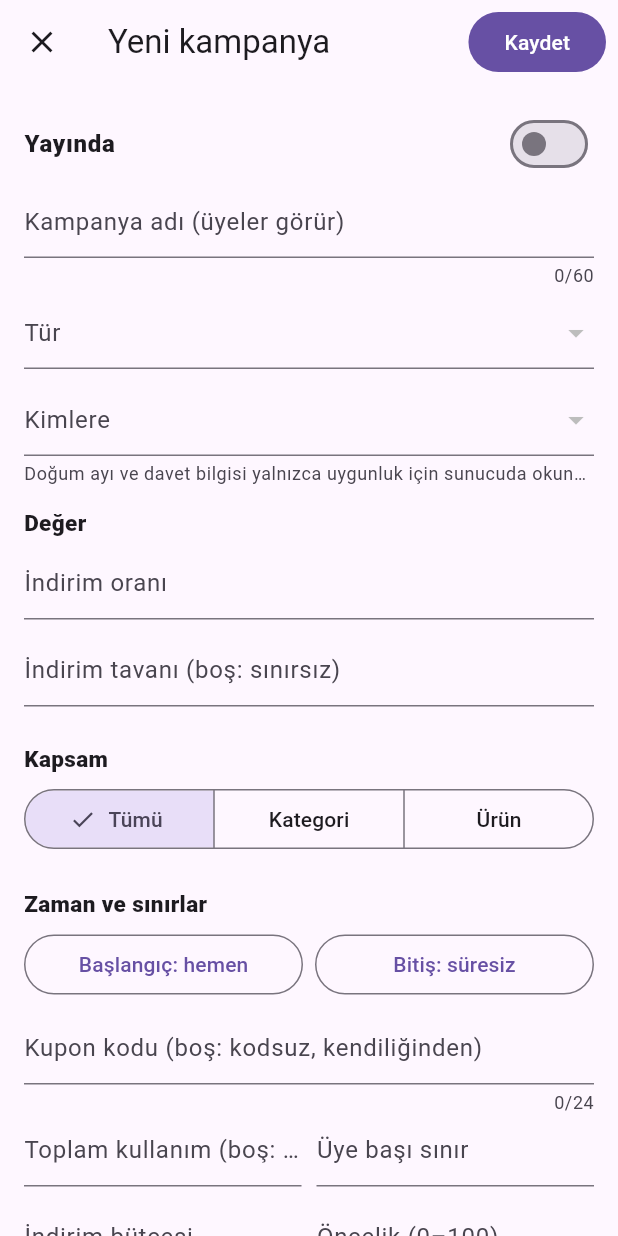
After one commit to tlghn/hadicrew, a Flutter app: the StoreCampaignsAdminTab screen opened directly, after a tap on "Yeni kampanya", on a phone screen of 412 x 824 dp. The commit adds this screen. Run offline on Flutter 3.47's test engine with Material 3 defaults, Android fonts, the phone set to English and light mode, and no system bars; our stand-ins replace cached_network_image, cloud_firestore, cloud_functions, file_picker, firebase_auth, firebase_core and 4 more; missing offline and left inert: dart:js_interop, hadi, pointer_interceptor, video_thumbnail; accounts and stored records are empty.

Commit message:
HADİ Mağaza: tam ekran ve 3B görünüm, tek "Sepete ekle", beğeni/favori/yorum/değerlendirme, kampanya ve kuponlar, Crew kampanya ve yorum ekranları

```diff
--- /dev/null
+++ b/lib/ops/store/store_campaigns_admin.dart
@@ -0,0 +1,491 @@
+// HADİ Crew — Mağaza kampanyaları (24 Ekim 2026): liste, oluştur/düzenle, durdur/başlat, sil, örnekleri ekle, kullanım
+// istatistikleri (kullanım, verilen indirim, kampanyalı ciro). Sunucu: `store` › adminCampaigns / adminCampaignSave /
+// adminCampaignToggle / adminCampaignDelete / adminCampaignSeed (store_marketing.ts; hesap commerce_engine.ts).
+// Fiyat her zaman sunucuda hesaplanır; bu ekran yalnızca kuralları yönetir. Yetki: kurucu ya da store.manage.
+import 'package:flutter/material.dart';
+
+import 'package:hadi/core/format.dart';
+import 'package:hadi/core/session.dart';
+import 'package:hadi/data/store_service.dart' show StoreService, kStoreAudiences, kStoreCampaignTypes;
+import 'package:hadi/theme/hadi_colors.dart';
+
+import 'store_admin_common.dart';
+
+StoreService _svc(BuildContext context) => StoreService.of(SessionScope.read(context).services);
+
+class StoreCampaignsAdminTab extends StatefulWidget {
+  const StoreCampaignsAdminTab({super.key, this.embedded = true});
+  final bool embedded;
+
+  @override
+  State<StoreCampaignsAdminTab> createState() => _StoreCampaignsAdminTabState();
+}
+
+class _StoreCampaignsAdminTabState extends State<StoreCampaignsAdminTab> {
+  List<Map<String, dynamic>>? _list;
+  String? _error;
+  final _busy = <String>{};
+
+  @override
+  void didChangeDependencies() {
+    super.didChangeDependencies();
+    if (_list == null && _error == null) _load();
+  }
+
+  Future<void> _load() async {
+    try {
+      final r = await _svc(context).adminCampaigns();
+      if (mounted) {
+        setState(() {
+          _list = storeList(r['campaigns']);
+          _error = null;
+        });
+      }
+    } catch (e) {
+      if (mounted) setState(() => _error = storeError(e));
+    }
+  }
+
+  Future<void> _run(String key, Future<void> Function() f, String ok) async {
+    setState(() => _busy.add(key));
+    try {
+      await f();
+      if (mounted) storeToast(context, ok);
+      await _load();
+    } catch (e) {
+      if (mounted) storeToast(context, e is StateError ? e.message : storeError(e));
+    } finally {
+      if (mounted) setState(() => _busy.remove(key));
+    }
+  }
+
+  Future<void> _edit([Map<String, dynamic>? c]) async {
+    final saved = await Navigator.of(context).push<bool>(MaterialPageRoute(fullscreenDialog: true, builder: (_) => _CampaignEditor(initial: c)));
+    if (saved == true) await _load();
+  }
+
+  @override
+  Widget build(BuildContext context) {
+    final list = _list;
+    final body = RefreshIndicator(
+      onRefresh: _load,
+      child: ListView(padding: const EdgeInsets.fromLTRB(16, 12, 16, 32), children: [
+        Wrap(spacing: 8, runSpacing: 8, children: [
+          FilledButton.icon(onPressed: () => _edit(), icon: const Icon(Icons.add_rounded), label: const Text('Yeni kampanya')),
+          OutlinedButton.icon(
+            onPressed: _busy.contains('seed')
+                ? null
+                : () {
+                    final svc = _svc(context);
+                    _run('seed', () async {
+                      final n = await svc.adminCampaignSeed();
+                      if (n == 0) throw StateError('Örnekler zaten ekli.');
+                    }, 'Örnek kampanyalar KAPALI olarak eklendi; incele, düzenle, sonra başlat.');
+                  },
+            icon: const Icon(Icons.auto_awesome_outlined),
+            label: const Text('Örnekleri ekle'),
+          ),
+        ]),
+        const SizedBox(height: 8),
+        Text(
+          'İndirimler sunucuda, işletme siparişleriyle aynı kampanya motoruyla hesaplanır: uygun kampanyaların üye lehine en iyi birleşimi uygulanır. '
+          '"Birleşmez" kampanyalar başka indirimle üst üste binmez. Kupon kodları büyük/küçük harf ve İ/I farkı gözetmez.',
+          style: TextStyle(color: HadiColors.ink3, fontSize: 12.5),
+        ),
+        const SizedBox(height: 12),
+        if (_error != null) Text(_error!, style: TextStyle(color: HadiColors.text(HadiColors.error))),
+        if (list == null && _error == null) const Padding(padding: EdgeInsets.all(32), child: Center(child: CircularProgressIndicator())),
+        if (list != null && list.isEmpty) const Padding(padding: EdgeInsets.all(24), child: Center(child: Text('Henüz kampanya yok.'))),
+        for (final c in list ?? const <Map<String, dynamic>>[]) _CampaignCard(
+          c: c,
+          busy: _busy.contains('${c['id']}'),
+          onToggle: (v) => _run('${c['id']}', () => _svc(context).adminCampaignToggle('${c['id']}', v), v ? 'Kampanya başladı.' : 'Kampanya durduruldu.'),
+          onEdit: () => _edit(c),
+          onDelete: () async {
+            final ok = await showDialog<bool>(
+              context: context,
+              builder: (d) => AlertDialog(
+                title: const Text('Kampanya silinsin mi?'),
+                content: const Text('Kullanılmış kampanyalar istatistik için arşivlenir (kapalı); hiç kullanılmamışlar tamamen silinir.'),
+                actions: [
+                  TextButton(onPressed: () => Navigator.pop(d, false), child: const Text('Vazgeç')),
+                  FilledButton(onPressed: () => Navigator.pop(d, true), child: const Text('Sil')),
+                ],
+              ),
+            );
+            if (ok == true && context.mounted) await _run('${c['id']}', () => _svc(context).adminCampaignDelete('${c['id']}'), 'Silindi.');
+          },
+        ),
+      ]),
+    );
+    return widget.embedded ? body : Scaffold(appBar: AppBar(title: const Text('Mağaza kampanyaları')), body: body);
+  }
+}
+
+String _typeLabel(String t) => kStoreCampaignTypes[t] ?? t;
+String _audLabel(String a) => kStoreAudiences[a] ?? a;
+
+class _CampaignCard extends StatelessWidget {
+  const _CampaignCard({required this.c, required this.busy, required this.onToggle, required this.onEdit, required this.onDelete});
+  final Map<String, dynamic> c;
+  final bool busy;
+  final ValueChanged<bool> onToggle;
+  final VoidCallback onEdit, onDelete;
+
+  @override
+  Widget build(BuildContext context) {
+    final active = c['active'] == true;
+    final st = storeMap(c['stats']);
+    final starts = storeTime(c['startsAt']), ends = storeTime(c['endsAt']);
+    final expired = ends != null && ends.isBefore(DateTime.now());
+    final scope = storeMap(c['scope']);
+    final scopeText = switch ('${scope['kind'] ?? 'all'}') {
+      'sections' => 'Kategoriler: ${[for (final x in (scope['sections'] as List? ?? const [])) storeCategoryLabel('$x')].join(', ')}',
+      'items' => 'Ürünler: ${(scope['items'] as List? ?? const []).join(', ')}',
+      _ => 'Tüm mağaza',
+    };
+    final t = Theme.of(context).textTheme;
+    return Padding(
+      padding: const EdgeInsets.only(bottom: 10),
+      child: StoreCard(
+        child: Column(crossAxisAlignment: CrossAxisAlignment.start, children: [
+          Row(children: [
+            Expanded(
+              child: Column(crossAxisAlignment: CrossAxisAlignment.start, children: [
+                Text('${c['label'] ?? ''}', style: const TextStyle(fontWeight: FontWeight.w900, fontSize: 15.5)),
+                Text('${c['badge'] ?? _typeLabel('${c['type']}')} · ${_typeLabel('${c['type']}')}', style: t.bodySmall?.copyWith(color: HadiColors.ink3)),
+              ]),
+            ),
+            if (busy) const SizedBox(width: 20, height: 20, child: CircularProgressIndicator(strokeWidth: 2)) else Switch(value: active, onChanged: onToggle),
+          ]),
+          const SizedBox(height: 6),
+          Wrap(spacing: 6, runSpacing: 6, children: [
+            _Tag(active ? (expired ? 'Süresi doldu' : 'Yayında') : 'Durduruldu', expired ? HadiColors.ink3 : (active ? HadiColors.dostluk : HadiColors.ink3)),
+            _Tag(_audLabel('${c['audience'] ?? 'all'}'), HadiColors.aktivite),
+            if ('${c['couponCode'] ?? ''}'.isNotEmpty) _Tag('Kupon: ${c['couponCode']}', HadiColors.iletisim),
+            if (c['digital'] == true) _Tag('Dijitale de', HadiColors.aktivite),
+            if (c['stackable'] == true) _Tag('Birleşir', HadiColors.heyecan),
+            if (c['banner'] is Map) _Tag('Vitrinde bant', HadiColors.pink),
+          ]),
+          const SizedBox(height: 6),
+          Text(scopeText, style: t.bodySmall),
+          if (starts != null || ends != null) Text('${starts == null ? 'Hemen' : dateTimeLong(starts)} → ${ends == null ? 'süresiz' : dateTimeLong(ends)}', style: t.bodySmall),
+          const SizedBox(height: 8),
+          Wrap(spacing: 14, runSpacing: 4, children: [
+            _Stat('Kullanım', '${storeNum(st['used']).toInt()}${storeNum(c['usageLimit']) > 0 ? ' / ${storeNum(c['usageLimit']).toInt()}' : ''}'),
+            _Stat('Verilen indirim', money(storeNum(st['spentTl']))),
+            _Stat('Kampanyalı ciro', money(storeNum(st['revenueTl']))),
+            if (storeNum(c['stockLimit']) > 0) _Stat('Flaş stok', '${storeNum(st['stockUsed']).toInt()} / ${storeNum(c['stockLimit']).toInt()}'),
+            if (storeNum(st['digitalElmas']) > 0) _Stat('Dijital indirim', '${storeNum(st['digitalElmas']).toInt()}💎'),
+          ]),
+          Row(mainAxisAlignment: MainAxisAlignment.end, children: [
+            TextButton.icon(onPressed: onEdit, icon: const Icon(Icons.edit_outlined, size: 18), label: const Text('Düzenle')),
+            TextButton.icon(onPressed: onDelete, icon: Icon(Icons.delete_outline_rounded, size: 18, color: HadiColors.text(HadiColors.error)), label: Text('Sil', style: TextStyle(color: HadiColors.text(HadiColors.error)))),
+          ]),
+        ]),
+      ),
+    );
+  }
+}
+
+class _Tag extends StatelessWidget {
+  const _Tag(this.text, this.color);
+  final String text;
+  final Color color;
+
+  @override
+  Widget build(BuildContext context) => Container(
+        padding: const EdgeInsets.symmetric(horizontal: 8, vertical: 2),
+        decoration: BoxDecoration(color: HadiColors.wash(color), borderRadius: BorderRadius.circular(99)),
+        child: Text(text, style: TextStyle(color: HadiColors.text(color), fontWeight: FontWeight.w800, fontSize: 11.5)),
+      );
+}
+
+class _Stat extends StatelessWidget {
+  const _Stat(this.label, this.value);
+  final String label, value;
+
+  @override
+  Widget build(BuildContext context) => Column(crossAxisAlignment: CrossAxisAlignment.start, mainAxisSize: MainAxisSize.min, children: [
+        Text(label, style: TextStyle(fontSize: 11.5, color: HadiColors.ink3)),
+        Text(value, style: const TextStyle(fontWeight: FontWeight.w900)),
+      ]);
+}
+
+// ============================================================================ düzenleyici
+
+class _CampaignEditor extends StatefulWidget {
+  const _CampaignEditor({this.initial});
+  final Map<String, dynamic>? initial;
+
+  @override
+  State<_CampaignEditor> createState() => _CampaignEditorState();
+}
+
+class _CampaignEditorState extends State<_CampaignEditor> {
+  late final Map<String, dynamic> _c = {...?widget.initial};
+  late String _type = '${_c['type'] ?? 'pct'}';
+  late String _aud = '${_c['audience'] ?? 'all'}';
+  late String _scope = '${storeMap(_c['scope'])['kind'] ?? 'all'}';
+  late final Set<String> _sections = {for (final x in (storeMap(_c['scope'])['sections'] as List? ?? const [])) '$x'};
+  late final Set<String> _items = {for (final x in (storeMap(_c['scope'])['items'] as List? ?? const [])) '$x'};
+  late bool _active = _c['active'] == true;
+  late bool _stackable = _c['stackable'] == true;
+  late bool _digital = _c['digital'] == true;
+  late bool _banner = _c['banner'] is Map;
+  late DateTime? _starts = storeTime(_c['startsAt']);
+  late DateTime? _ends = storeTime(_c['endsAt']);
+  final _f = <String, TextEditingController>{};
+  List<(String, String)> _products = const [];
+  final _bundle = <(TextEditingController, TextEditingController)>[];
+  bool _saving = false;
+
+  TextEditingController _t(String k, [Object? init]) => _f.putIfAbsent(k, () {
+        final v = init ?? _c[k];
+        return TextEditingController(text: v == null || v == 0 || '$v' == '0' ? '' : '$v');
+      });
+
+  @override
+  void initState() {
+    super.initState();
+    final b = storeMap(_c['banner']);
+    _t('bannerTitle', b['title']);
+    _t('bannerSubtitle', b['subtitle']);
+    _t('bannerColor', b['color'] ?? '#F2801F');
+    _t('bannerProduct', b['productId']);
+    final bundle = storeMap(_c['bundle']);
+    for (final x in storeList(bundle['items'])) {
+      _bundle.add((TextEditingController(text: '${x['name'] ?? ''}'), TextEditingController(text: '${x['qty'] ?? 1}')));
+    }
+    if (_bundle.isEmpty) _bundle.add((TextEditingController(), TextEditingController(text: '1')));
+    _t('bundlePrice', bundle['priceTl']);
+    WidgetsBinding.instance.addPostFrameCallback((_) async {
+      try {
+        final ps = await _svc(context).adminProducts();
+        if (mounted) setState(() => _products = [for (final p in ps) (p.id, p.title)]);
+      } catch (_) {}
+    });
+  }
+
+  @override
+  void dispose() {
+    for (final c in _f.values) {
+      c.dispose();
+    }
+    for (final (a, b) in _bundle) {
+      a.dispose();
+      b.dispose();
+    }
+    super.dispose();
+  }
+
+  num _n(String k) => num.tryParse(_t(k).text.trim().replaceAll(',', '.')) ?? 0;
+
+  bool get _usesPct => const {'pct', 'cart_pct', 'nth_pct', 'flash', 'first_order'}.contains(_type);
+  bool get _usesAmount => const {'amount_item', 'cart_amount', 'first_order'}.contains(_type);
+  bool get _usesMinCart => const {'cart_pct', 'cart_amount', 'free_shipping'}.contains(_type);
+
+  Future<void> _pickDate(bool start) async {
+    final now = DateTime.now();
+    final init = (start ? _starts : _ends) ?? now;
+    final d = await showDatePicker(context: context, initialDate: init, firstDate: now.subtract(const Duration(days: 1)), lastDate: now.add(const Duration(days: 730)));
+    if (d == null || !mounted) return;
+    final tm = await showTimePicker(context: context, initialTime: TimeOfDay.fromDateTime(init));
+    final v = DateTime(d.year, d.month, d.day, tm?.hour ?? 0, tm?.minute ?? 0);
+    setState(() => start ? _starts = v : _ends = v);
+  }
+
+  Future<void> _save() async {
+    final label = _t('label').text.trim();
+    if (label.isEmpty) return storeToast(context, 'Kampanyaya bir ad ver.');
+    final m = <String, Object?>{
+      if ('${_c['id'] ?? ''}'.isNotEmpty) 'id': _c['id'],
+      'type': _type,
+      'label': label,
+      'active': _active,
+      'audience': _aud,
+      'scope': {'kind': _scope, 'sections': _sections.toList(), 'items': _items.toList()},
+      'pct': _n('pct'),
+      'amountTl': _n('amountTl'),
+      'minCartTl': _n('minCartTl'),
+      'maxDiscountTl': _n('maxDiscountTl'),
+      'x': _n('x'),
+      'y': _n('y'),
+      'n': _n('n'),
+      'bundle': {
+        'items': [
+          for (final (a, b) in _bundle)
+            if (a.text.trim().isNotEmpty) {'name': a.text.trim(), 'qty': int.tryParse(b.text.trim()) ?? 1},
+        ],
+        'priceTl': _n('bundlePrice'),
+      },
+      'startsAt': _starts?.millisecondsSinceEpoch,
+      'endsAt': _ends?.millisecondsSinceEpoch,
+      'couponCode': _t('couponCode').text.trim(),
+      'usageLimit': _n('usageLimit'),
+      'perMemberLimit': _n('perMemberLimit'),
+      'budgetTl': _n('budgetTl'),
+      'stockLimit': _n('stockLimit'),
+      'priority': _n('priority'),
+      'stackable': _stackable,
+      'digital': _digital,
+      'note': _t('note').text.trim(),
+      'banner': _banner
+          ? {'title': _t('bannerTitle').text.trim(), 'subtitle': _t('bannerSubtitle').text.trim(), 'color': _t('bannerColor').text.trim(), 'productId': _t('bannerProduct').text.trim()}
+          : null,
+    };
+    setState(() => _saving = true);
+    try {
+      await _svc(context).adminCampaignSave(m);
+      if (mounted) Navigator.pop(context, true);
+    } catch (e) {
+      if (mounted) storeToast(context, storeError(e));
+    } finally {
+      if (mounted) setState(() => _saving = false);
+    }
+  }
+
+  Widget _num(String k, String label, {String? suffix, String? help}) => Padding(
+        padding: const EdgeInsets.only(bottom: 10),
+        child: TextField(
+          controller: _t(k),
+          keyboardType: const TextInputType.numberWithOptions(decimal: true),
+          decoration: InputDecoration(labelText: label, suffixText: suffix, helperText: help, isDense: true),
+        ),
+      );
+
+  @override
+  Widget build(BuildContext context) {
+    final t = Theme.of(context).textTheme;
+    return Scaffold(
+      appBar: AppBar(
+        title: Text(widget.initial == null ? 'Yeni kampanya' : 'Kampanyayı düzenle'),
+        actions: [
+          Padding(
+            padding: const EdgeInsets.only(right: 8),
+            child: FilledButton(onPressed: _saving ? null : _save, child: _saving ? const SizedBox(width: 18, height: 18, child: CircularProgressIndicator(strokeWidth: 2)) : const Text('Kaydet')),
+          ),
+        ],
+      ),
+      body: Center(
+        child: ConstrainedBox(
+          constraints: const BoxConstraints(maxWidth: 720),
+          child: ListView(padding: const EdgeInsets.fromLTRB(16, 12, 16, 40), children: [
+            SwitchListTile(contentPadding: EdgeInsets.zero, value: _active, onChanged: (v) => setState(() => _active = v), title: const Text('Yayında', style: TextStyle(fontWeight: FontWeight.w800))),
+            TextField(controller: _t('label'), maxLength: 60, decoration: const InputDecoration(labelText: 'Kampanya adı (üyeler görür)', isDense: true)),
+            const SizedBox(height: 6),
+            DropdownButtonFormField<String>(
+              initialValue: kStoreCampaignTypes.containsKey(_type) ? _type : 'pct',
+              decoration: const InputDecoration(labelText: 'Tür', isDense: true),
+              items: [for (final e in kStoreCampaignTypes.entries) DropdownMenuItem(value: e.key, child: Text(e.value))],
+              onChanged: (v) => setState(() => _type = v ?? _type),
+            ),
+            const SizedBox(height: 10),
+            DropdownButtonFormField<String>(
+              initialValue: kStoreAudiences.containsKey(_aud) ? _aud : 'all',
+              decoration: const InputDecoration(labelText: 'Kimlere', isDense: true, helperText: 'Doğum ayı ve davet bilgisi yalnızca uygunluk için sunucuda okunur; ekipte görünmez.'),
+              items: [for (final e in kStoreAudiences.entries) DropdownMenuItem(value: e.key, child: Text(e.value))],
+              onChanged: (v) => setState(() => _aud = v ?? _aud),
+            ),
+            StoreSectionTitle('Değer'),
+            if (_usesPct) _num('pct', _type == 'nth_pct' ? 'N. üründe indirim (%100 = bedava)' : 'İndirim oranı', suffix: '%'),
+            if (_usesAmount) _num('amountTl', _type == 'amount_item' ? 'Ürün başına indirim' : 'İndirim tutarı', suffix: 'TL'),
+            if (_usesMinCart) _num('minCartTl', 'En az sepet tutarı', suffix: 'TL'),
+            if (_type == 'pct' || _type == 'cart_pct' || _type == 'first_order') _num('maxDiscountTl', 'İndirim tavanı (boş: sınırsız)', suffix: 'TL'),
+            if (_type == 'bxgy') Row(children: [Expanded(child: _num('x', 'X al')), const SizedBox(width: 10), Expanded(child: _num('y', 'Y öde'))]),
+            if (_type == 'nth_pct') _num('n', 'Kaçıncı ürün (N)'),
+            if (_type == 'flash') _num('stockLimit', 'Flaş stok (adet)'),
+            if (_type == 'bundle') ...[
+              Text('Paketteki ürünler (ürün kimliği + adet)', style: t.labelLarge),
+              for (var i = 0; i < _bundle.length; i++)
+                Padding(
+                  padding: const EdgeInsets.only(top: 6),
+                  child: Row(children: [
+                    Expanded(
+                      flex: 3,
+                      child: _products.isEmpty
+                          ? TextField(controller: _bundle[i].$1, decoration: const InputDecoration(labelText: 'Ürün kimliği', isDense: true))
+                          : DropdownButtonFormField<String>(
+                              initialValue: _products.any((p) => p.$1 == _bundle[i].$1.text) ? _bundle[i].$1.text : null,
+                              isExpanded: true,
+                              decoration: const InputDecoration(labelText: 'Ürün', isDense: true),
+                              items: [for (final p in _products) DropdownMenuItem(value: p.$1, child: Text(p.$2, overflow: TextOverflow.ellipsis))],
+                              onChanged: (v) => _bundle[i].$1.text = v ?? '',
+                            ),
+                    ),
+                    const SizedBox(width: 8),
+                    SizedBox(width: 70, child: TextField(controller: _bundle[i].$2, keyboardType: TextInputType.number, decoration: const InputDecoration(labelText: 'Adet', isDense: true))),
+                    IconButton(tooltip: 'Satırı sil', onPressed: _bundle.length < 2 ? null : () => setState(() => _bundle.removeAt(i)), icon: const Icon(Icons.remove_circle_outline)),
+                  ]),
+                ),
+              TextButton.icon(onPressed: () => setState(() => _bundle.add((TextEditingController(), TextEditingController(text: '1')))), icon: const Icon(Icons.add_rounded), label: const Text('Ürün ekle')),
+              _num('bundlePrice', 'Paket fiyatı', suffix: 'TL'),
+            ],
+            StoreSectionTitle('Kapsam'),
+            SegmentedButton<String>(
+              segments: const [ButtonSegment(value: 'all', label: Text('Tümü')), ButtonSegment(value: 'sections', label: Text('Kategori')), ButtonSegment(value: 'items', label: Text('Ürün'))],
+              selected: {_scope},
+              onSelectionChanged: (v) => setState(() => _scope = v.first),
+            ),
+            const SizedBox(height: 8),
+            if (_scope == 'sections')
+              Wrap(spacing: 6, runSpacing: 6, children: [
+                for (final (id, label, emoji) in kStoreCategories)
+                  FilterChip(label: Text('$emoji $label'), selected: _sections.contains(id), onSelected: (v) => setState(() => v ? _sections.add(id) : _sections.remove(id))),
+              ]),
+            if (_scope == 'items')
+              Wrap(spacing: 6, runSpacing: 6, children: [
+                for (final (id, title) in _products) FilterChip(label: Text(title), selected: _items.contains(id), onSelected: (v) => setState(() => v ? _items.add(id) : _items.remove(id))),
+                if (_products.isEmpty) const Text('Ürünler yükleniyor…'),
+              ]),
+            StoreSectionTitle('Zaman ve sınırlar'),
+            Row(children: [
+              Expanded(child: OutlinedButton(onPressed: () => _pickDate(true), child: Text(_starts == null ? 'Başlangıç: hemen' : 'Başlangıç: ${dateTimeLong(_starts!)}', overflow: TextOverflow.ellipsis))),
+              const SizedBox(width: 8),
+              Expanded(child: OutlinedButton(onPressed: () => _pickDate(false), child: Text(_ends == null ? 'Bitiş: süresiz' : 'Bitiş: ${dateTimeLong(_ends!)}', overflow: TextOverflow.ellipsis))),
+            ]),
+            if (_starts != null || _ends != null) Align(alignment: Alignment.centerRight, child: TextButton(onPressed: () => setState(() => _starts = _ends = null), child: const Text('Tarihleri temizle'))),
+            const SizedBox(height: 8),
+            TextField(controller: _t('couponCode'), textCapitalization: TextCapitalization.characters, maxLength: 24, decoration: const InputDecoration(labelText: 'Kupon kodu (boş: kodsuz, kendiliğinden)', isDense: true)),
+            Row(children: [
+              Expanded(child: _num('usageLimit', 'Toplam kullanım (boş: sınırsız)')),
+              const SizedBox(width: 10),
+              Expanded(child: _num('perMemberLimit', 'Üye başı sınır')),
+            ]),
+            Row(children: [
+              Expanded(child: _num('budgetTl', 'İndirim bütçesi', suffix: 'TL')),
+              const SizedBox(width: 10),
+              Expanded(child: _num('priority', 'Öncelik (0–100)')),
+            ]),
+            SwitchListTile(contentPadding: EdgeInsets.zero, value: _stackable, onChanged: (v) => setState(() => _stackable = v), title: const Text('Diğer kampanyalarla birleşebilir')),
+            if (_type == 'pct' || _type == 'flash')
+              SwitchListTile(contentPadding: EdgeInsets.zero, value: _digital, onChanged: (v) => setState(() => _digital = v), title: const Text('Dijital sürüm fiyatına da uygula (Elmas/Akçe)')),
+            StoreSectionTitle('Vitrin bandı'),
+            SwitchListTile(contentPadding: EdgeInsets.zero, value: _banner, onChanged: (v) => setState(() => _banner = v), title: const Text('Mağaza vitrininin üstünde bant olarak göster')),
+            if (_banner) ...[
+              TextField(controller: _t('bannerTitle'), maxLength: 60, decoration: const InputDecoration(labelText: 'Bant başlığı', isDense: true)),
+              TextField(controller: _t('bannerSubtitle'), maxLength: 120, decoration: const InputDecoration(labelText: 'Alt yazı', isDense: true)),
+              Row(children: [
+                Expanded(child: TextField(controller: _t('bannerColor'), decoration: const InputDecoration(labelText: 'Renk (#RRGGBB)', isDense: true))),
+                const SizedBox(width: 10),
+                Expanded(
+                  child: _products.isEmpty
+                      ? TextField(controller: _t('bannerProduct'), decoration: const InputDecoration(labelText: 'Ürün kimliği (isteğe bağlı)', isDense: true))
+                      : DropdownButtonFormField<String>(
+                          initialValue: _products.any((p) => p.$1 == _t('bannerProduct').text) ? _t('bannerProduct').text : '',
+                          isExpanded: true,
+                          decoration: const InputDecoration(labelText: 'Dokununca açılacak ürün', isDense: true),
+                          items: [const DropdownMenuItem(value: '', child: Text('—')), for (final p in _products) DropdownMenuItem(value: p.$1, child: Text(p.$2, overflow: TextOverflow.ellipsis))],
+                          onChanged: (v) => _t('bannerProduct').text = v ?? '',
+                        ),
+                ),
+              ]),
+            ],
+            StoreSectionTitle('İç not'),
+            TextField(controller: _t('note'), maxLength: 200, maxLines: 2, decoration: const InputDecoration(labelText: 'Ekip notu (üyeler görmez)', isDense: true)),
+          ]),
+        ),
+      ),
+    );
+  }
+}
```
Also changed, not shown: lib/app/sections.dart (+10 -0 lines), lib/ops/store/store_reviews_admin.dart (added, +165 -0 lines).
